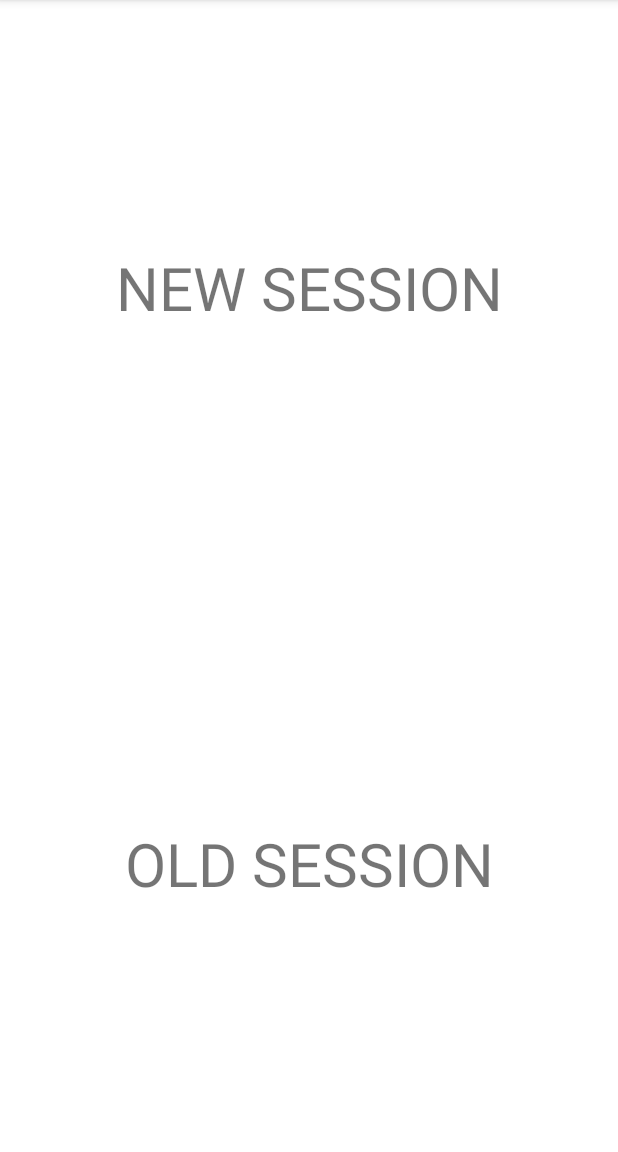
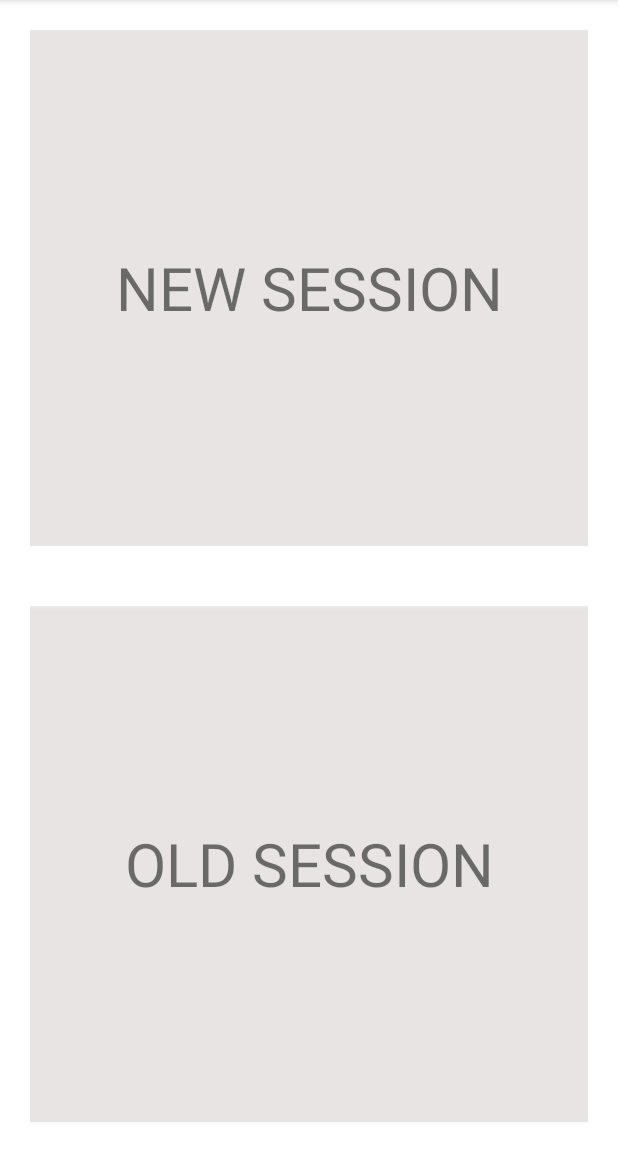
Before and after one commit to shubhansu31/Crack_IT, an Android app: the screen it shows after launch (MainActivity2 before the commit, MainScreenActivity after it), on a phone screen of 412 x 824 dp, the part 84-1236 px from its top. Run offline under Robolectric (Android 15) with nearby library versions, the phone set to English and light mode, and no system bars.

Commit message:
Renamed Files

```diff
--- a/app/src/main/AndroidManifest.xml
+++ b/app/src/main/AndroidManifest.xml
@@ -9,15 +9,15 @@
         android:roundIcon="@mipmap/ic_launcher_round"
         android:supportsRtl="true"
         android:theme="@style/Theme.CrackIt">
-        <activity android:name=".MainActivity3"></activity>
-        <activity android:name=".MainActivity2">
+        <activity android:name=".MainTopicShowActivity"></activity>
+        <activity android:name=".MainScreenActivity">
             <intent-filter>
                 <action android:name="android.intent.action.MAIN" />
 
                 <category android:name="android.intent.category.LAUNCHER" />
             </intent-filter>
         </activity>
-        <activity android:name=".MainActivity" />
+        <activity android:name=".InputMainInfoActivity" />
     </application>
 
 </manifest>
--- a/app/src/main/java/com/e/crackit/MainActivity.java
+++ b/app/src/main/java/com/e/crackit/InputMainInfoActivity.java
@@ -7,10 +7,9 @@ import android.os.Bundle;
 import android.view.View;
 import android.widget.Button;
 import android.widget.EditText;
-import android.widget.TextView;
 import android.widget.Toast;
 
-public class MainActivity extends AppCompatActivity {
+public class InputMainInfoActivity extends AppCompatActivity {
 
     EditText main_name , sub_name , question_number;
     private String mainName , subName;
@@ -19,7 +18,7 @@ public class MainActivity extends AppCompatActivity {
     @Override
     protected void onCreate(Bundle savedInstanceState) {
         super.onCreate(savedInstanceState);
-        setContentView(R.layout.activity_main);
+        setContentView(R.layout.activity_topic_info);
         main_name = (EditText)findViewById(R.id.mainTopicName);
         sub_name = (EditText)findViewById(R.id.subTopicName);
         question_number = (EditText)findViewById(R.id.questionNumber);
--- a/app/src/main/java/com/e/crackit/MainActivity2.java
+++ b/app/src/main/java/com/e/crackit/MainScreenActivity.java
@@ -2,35 +2,33 @@ package com.e.crackit;
 
 import androidx.appcompat.app.AppCompatActivity;
 
-import android.content.Context;
 import android.content.Intent;
 import android.os.Bundle;
 import android.view.View;
-import android.widget.LinearLayout;
 import android.widget.TextView;
 
-public class MainActivity2 extends AppCompatActivity {
+public class MainScreenActivity extends AppCompatActivity {
 
     TextView new_session , past_session;
     Intent intent;
     @Override
     protected void onCreate(Bundle savedInstanceState) {
         super.onCreate(savedInstanceState);
-        setContentView(R.layout.activity_main2);
+        setContentView(R.layout.activity_main_screen);
         new_session = (TextView)findViewById(R.id.newSession);
         past_session = (TextView)findViewById(R.id.pastSession);
         new_session.setOnClickListener(new View.OnClickListener() {
             @Override
             public void onClick(View v) {
-                intent = new Intent(MainActivity2.this,MainActivity.class);
-                MainActivity2.this.startActivity(intent);
+                intent = new Intent(MainScreenActivity.this, InputMainInfoActivity.class);
+                MainScreenActivity.this.startActivity(intent);
             }
         });
         past_session.setOnClickListener(new View.OnClickListener() {
             @Override
             public void onClick(View v) {
-                intent = new Intent(MainActivity2.this,MainActivity3.class);
-                MainActivity2.this.startActivity(intent);
+                intent = new Intent(MainScreenActivity.this, MainTopicShowActivity.class);
+                MainScreenActivity.this.startActivity(intent);
             }
         });
 
--- a/app/src/main/java/com/e/crackit/MainActivity3.java
+++ b/app/src/main/java/com/e/crackit/MainTopicShowActivity.java
@@ -7,16 +7,15 @@ import androidx.recyclerview.widget.RecyclerView;
 import android.os.Bundle;
 
 import java.util.ArrayList;
-import java.util.List;
 
-public class MainActivity3 extends AppCompatActivity {
+public class MainTopicShowActivity extends AppCompatActivity {
 
     ArrayList<MainTopic> mainTopicList;
 
     @Override
     protected void onCreate(Bundle savedInstanceState) {
         super.onCreate(savedInstanceState);
-        setContentView(R.layout.activity_main3);
+        setContentView(R.layout.activity_main_topic_show);
 
         RecyclerView recyclerView = (RecyclerView)findViewById(R.id.rvMainTopic);
 
--- a/app/src/main/res/layout/activity_main2.xml
+++ b/app/src/main/res/layout/activity_main_screen.xml
@@ -5,23 +5,30 @@
     android:layout_width="match_parent"
     android:layout_height="match_parent"
     android:orientation="vertical"
-    tools:context=".MainActivity2">
+    tools:context=".MainScreenActivity">
 
     <LinearLayout
         android:layout_width="match_parent"
         android:layout_height="match_parent"
         android:layout_weight="1"
+        android:background="#20785656"
+        android:elevation="@dimen/cardview_compat_inset_shadow"
+        android:focusable="auto"
+        android:focusableInTouchMode="true"
+        android:forceHasOverlappingRendering="true"
+        android:padding="30sp"
+        android:layout_margin="20sp"
         android:orientation="vertical">
 
         <TextView
             android:id="@+id/newSession"
             android:layout_width="match_parent"
             android:layout_height="match_parent"
+            android:layout_weight="1"
+            android:clickable="true"
+            android:gravity="center"
             android:text="NEW SESSION"
-            android:clickable="true"
-            android:textSize="40sp"
-            android:gravity="center"
-            android:layout_weight="1"/>
+            android:textSize="40sp" />
 
     </LinearLayout>
 
@@ -29,6 +36,13 @@
         android:layout_width="match_parent"
         android:layout_height="match_parent"
         android:layout_weight="1"
+        android:background="#20785656"
+        android:elevation="@dimen/cardview_compat_inset_shadow"
+        android:focusable="auto"
+        android:focusableInTouchMode="true"
+        android:forceHasOverlappingRendering="true"
+        android:padding="30sp"
+        android:layout_margin="20sp"
         android:orientation="vertical">
 
         <TextView
--- a/app/src/main/res/layout/activity_main.xml
+++ b/app/src/main/res/layout/activity_topic_info.xml
@@ -6,7 +6,7 @@
     android:layout_width="match_parent"
     android:layout_height="match_parent"
     android:orientation="vertical"
-    tools:context=".MainActivity">
+    tools:context=".InputMainInfoActivity">
 
 
     <EditText
```
Also changed, not shown: app/src/main/res/layout/activity_main_topic_show.xml (renamed from app/src/main/res/layout/activity_main3.xml).
